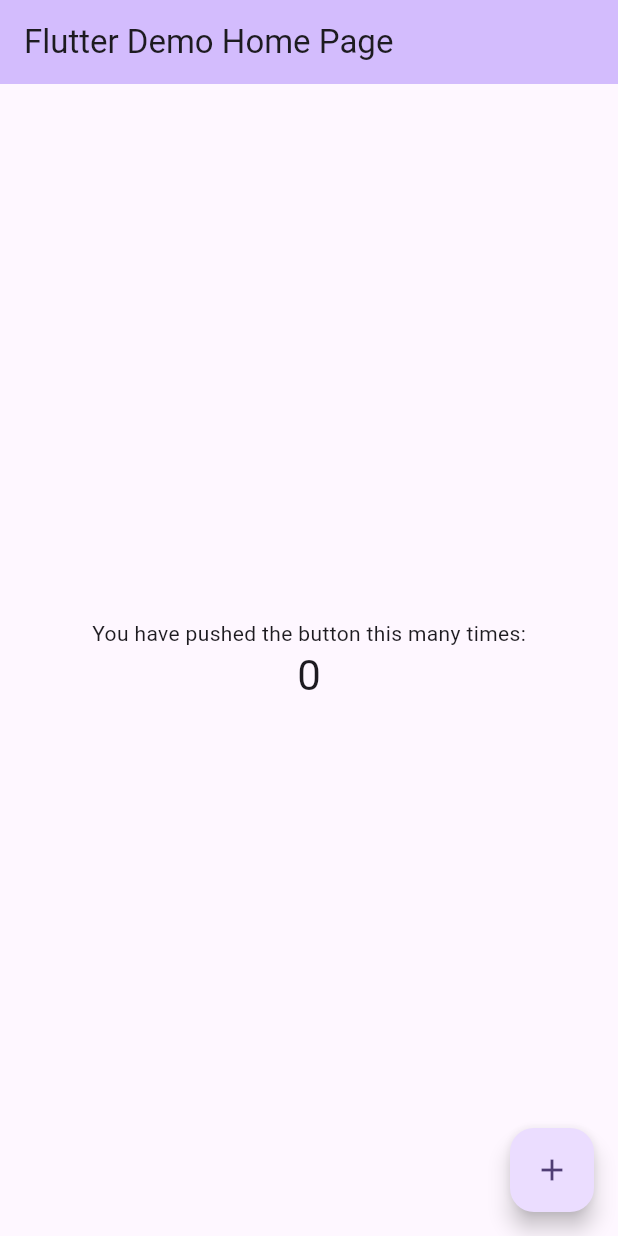
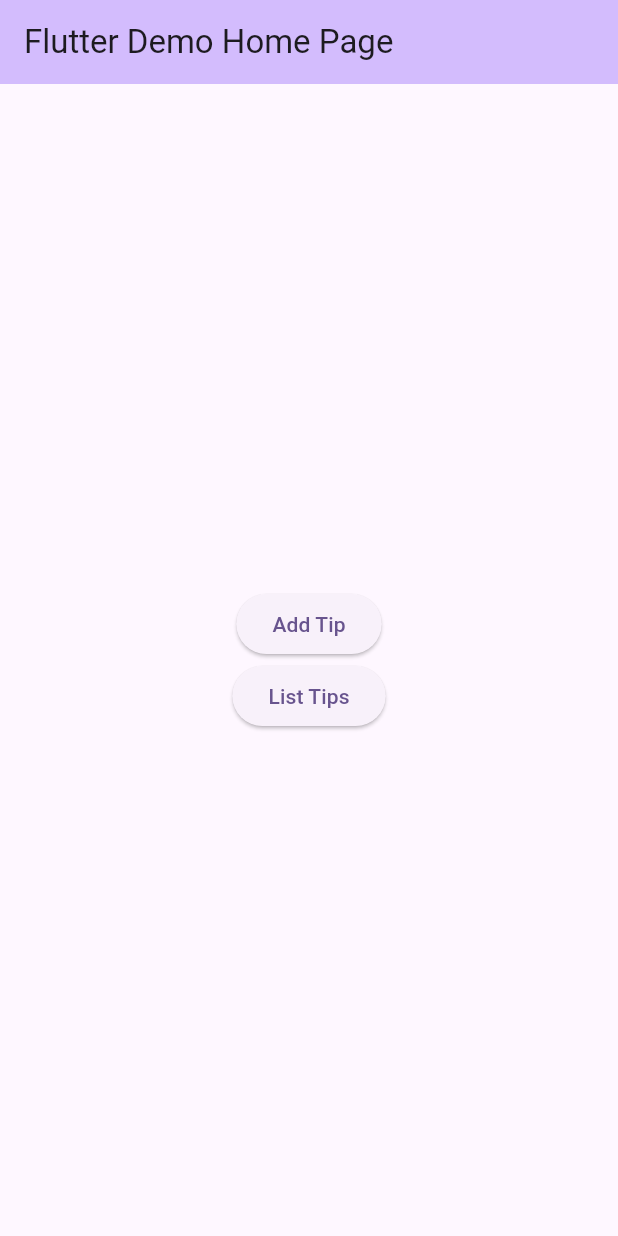
Before and after one commit to yohan387/yure_pay, a Flutter app: the screen it shows after launch, on a phone screen of 412 x 824 dp. Run offline on Flutter 3.47's test engine with Material 3 defaults, Android fonts, the phone set to English and light mode, and no system bars; our stand-ins replace hive; accounts and stored records are empty.

Commit message:
feat : implement yure_tips

```diff
--- a/example/lib/main.dart
+++ b/example/lib/main.dart
@@ -1,4 +1,8 @@
 import 'package:flutter/material.dart';
+
+import 'package:yure_tips/core/models/tip.dart';
+
+import 'package:yure_tips/yure_tips.dart';
 
 void main() {
   runApp(const MyApp());
@@ -7,27 +11,11 @@ void main() {
 class MyApp extends StatelessWidget {
   const MyApp({super.key});
 
-  // This widget is the root of your application.
   @override
   Widget build(BuildContext context) {
     return MaterialApp(
       title: 'Flutter Demo',
       theme: ThemeData(
-        // This is the theme of your application.
-        //
-        // TRY THIS: Try running your application with "flutter run". You'll see
-        // the application has a purple toolbar. Then, without quitting the app,
-        // try changing the seedColor in the colorScheme below to Colors.green
-        // and then invoke "hot reload" (save your changes or press the "hot
-        // reload" button in a Flutter-supported IDE, or press "r" if you used
-        // the command line to start the app).
-        //
-        // Notice that the counter didn't reset back to zero; the application
-        // state is not lost during the reload. To reset the state, use hot
-        // restart instead.
-        //
-        // This works for code too, not just values: Most code changes can be
-        // tested with just a hot reload.
         colorScheme: ColorScheme.fromSeed(seedColor: Colors.deepPurple),
       ),
       home: const MyHomePage(title: 'Flutter Demo Home Page'),
@@ -38,15 +26,6 @@ class MyApp extends StatelessWidget {
 class MyHomePage extends StatefulWidget {
   const MyHomePage({super.key, required this.title});
 
-  // This widget is the home page of your application. It is stateful, meaning
-  // that it has a State object (defined below) that contains fields that affect
-  // how it looks.
-
-  // This class is the configuration for the state. It holds the values (in this
-  // case the title) provided by the parent (in this case the App widget) and
-  // used by the build method of the State. Fields in a Widget subclass are
-  // always marked "final".
-
   final String title;
 
   @override
@@ -54,69 +33,43 @@ class MyHomePage extends StatefulWidget {
 }
 
 class _MyHomePageState extends State<MyHomePage> {
-  int _counter = 0;
+  late final YureTips _sdk;
 
-  void _incrementCounter() {
-    setState(() {
-      // This call to setState tells the Flutter framework that something has
-      // changed in this State, which causes it to rerun the build method below
-      // so that the display can reflect the updated values. If we changed
-      // _counter without calling setState(), then the build method would not be
-      // called again, and so nothing would appear to happen.
-      _counter++;
+  @override
+  void initState() {
+    super.initState();
+    YureTips.init().then((_) {
+      _sdk = YureTips.instance;
     });
   }
 
   @override
   Widget build(BuildContext context) {
-    // This method is rerun every time setState is called, for instance as done
-    // by the _incrementCounter method above.
-    //
-    // The Flutter framework has been optimized to make rerunning build methods
-    // fast, so that you can just rebuild anything that needs updating rather
-    // than having to individually change instances of widgets.
     return Scaffold(
       appBar: AppBar(
-        // TRY THIS: Try changing the color here to a specific color (to
-        // Colors.amber, perhaps?) and trigger a hot reload to see the AppBar
-        // change color while the other colors stay the same.
         backgroundColor: Theme.of(context).colorScheme.inversePrimary,
-        // Here we take the value from the MyHomePage object that was created by
-        // the App.build method, and use it to set our appbar title.
         title: Text(widget.title),
       ),
       body: Center(
-        // Center is a layout widget. It takes a single child and positions it
-        // in the middle of the parent.
         child: Column(
-          // Column is also a layout widget. It takes a list of children and
-          // arranges them vertically. By default, it sizes itself to fit its
-          // children horizontally, and tries to be as tall as its parent.
-          //
-          // Column has various properties to control how it sizes itself and
-          // how it positions its children. Here we use mainAxisAlignment to
-          // center the children vertically; the main axis here is the vertical
-          // axis because Columns are vertical (the cross axis would be
-          // horizontal).
-          //
-          // TRY THIS: Invoke "debug painting" (choose the "Toggle Debug Paint"
-          // action in the IDE, or press "p" in the console), to see the
-          // wireframe for each widget.
           mainAxisAlignment: MainAxisAlignment.center,
           children: <Widget>[
-            const Text('You have pushed the button this many times:'),
-            Text(
-              '$_counter',
-              style: Theme.of(context).textTheme.headlineMedium,
+            ElevatedButton(
+              onPressed: () {
+                _sdk.tipsUI.addTipForms(context);
+              },
+              child: Text("Add Tip"),
+            ),
+
+            ElevatedButton(
+              onPressed: () {
+                _sdk.tipsUI.showTips(context);
+              },
+              child: Text("List Tips"),
             ),
           ],
         ),
       ),
-      floatingActionButton: FloatingActionButton(
-        onPressed: _incrementCounter,
-        tooltip: 'Increment',
-        child: const Icon(Icons.add),
-      ), // This trailing comma makes auto-formatting nicer for build methods.
     );
   }
 }
--- /dev/null
+++ b/packages/yure_tips/lib/core/models/tip.dart
@@ -0,0 +1,6 @@
+class Tip {
+  final String merchantId;
+  final int amount;
+
+  Tip({required this.merchantId, required this.amount});
+}
--- /dev/null
+++ b/packages/yure_tips/lib/src/repo.dart
@@ -0,0 +1,13 @@
+import 'package:yure_tips/core/models/tip.dart';
+
+abstract interface class IYureTipsController {
+  Future<void> addTip();
+  Future<List<Tip>> listTips();
+}
+
+class YureTipsController implements IYureTipsController {
+  Future<void> addTip() async {}
+  Future<List<Tip>> listTips() async {
+    return [];
+  }
+}
--- /dev/null
+++ b/packages/yure_tips/lib/src/repository.dart
@@ -0,0 +1,37 @@
+import 'package:yure_tips/core/models/tip.dart';
+import 'package:yure_tips/src/service.dart';
+
+abstract class ITipsRepo {
+  Future<void> addTip(Tip tip);
+  Future<List<Tip>> listTips();
+}
+
+class LocalTipsRepo implements ITipsRepo {
+  final ILocalTipsStorageService _storage;
+
+  LocalTipsRepo(this._storage);
+
+  @override
+  Future<void> addTip(Tip tip) async {
+    _storage.addTip(tip);
+  }
+
+  @override
+  Future<List<Tip>> listTips() async {
+    return _storage.getTips();
+  }
+}
+
+class RemoteTipsRepo implements ITipsRepo {
+  @override
+  Future<void> addTip(Tip tip) {
+    // TODO: Implémentation de la logique pour un ajout sur le serveur
+    throw UnimplementedError();
+  }
+
+  @override
+  Future<List<Tip>> listTips() {
+    // TODO: Implémentation de la logique pour récupérer dépuis le serveur
+    throw UnimplementedError();
+  }
+}
--- /dev/null
+++ b/packages/yure_tips/lib/src/service.dart
@@ -0,0 +1,42 @@
+import 'package:yure_tips/core/models/tip.dart';
+import 'package:hive/hive.dart';
+
+abstract class ILocalTipsStorageService {
+  Future<void> addTip(Tip tip);
+  Future<List<Tip>> getTips();
+}
+
+class HiveTipsStorageService implements ILocalTipsStorageService {
+  final Box<TipHiveModel> _tipBox;
+
+  HiveTipsStorageService(this._tipBox);
+
+  @override
+  Future<void> addTip(Tip tip) async {
+    await _tipBox.add(TipHiveModel.fromTip(tip));
+  }
+
+  @override
+  Future<List<Tip>> getTips() async {
+    return _tipBox.values.map((e) => e.toTip()).toList();
+  }
+}
+
+@HiveType(typeId: 1)
+class TipHiveModel {
+  @HiveField(0)
+  final String merchantId;
+
+  @HiveField(1)
+  final int amount;
+
+  factory TipHiveModel.fromTip(Tip tip) {
+    return TipHiveModel(merchantId: tip.merchantId, amount: tip.amount);
+  }
+
+  Tip toTip() {
+    return Tip(merchantId: merchantId, amount: amount);
+  }
+
+  TipHiveModel({required this.merchantId, required this.amount});
+}
--- /dev/null
+++ b/packages/yure_tips/lib/src/yure_tips_ui.dart
@@ -0,0 +1,90 @@
+import 'package:flutter/material.dart';
+import 'package:yure_tips/core/models/tip.dart';
+import 'package:yure_tips/src/repository.dart';
+
+abstract class IBaseYureTips {
+  Future<void> addTip(Tip tip);
+  Future<List<Tip>> listTips();
+}
+
+class BaseYureTips implements IBaseYureTips {
+  final ITipsRepo _tipsRepo;
+
+  const BaseYureTips(this._tipsRepo);
+
+  @override
+  Future<void> addTip(Tip tip) async {
+    return _tipsRepo.addTip(tip);
+  }
+
+  @override
+  Future<List<Tip>> listTips() async {
+    return _tipsRepo.listTips();
+  }
+}
+
+abstract class IYureTipsUi {
+  void addTipForms(BuildContext context);
+
+  ///fdfsssssssssssss
+  void showTips(BuildContext context);
+}
+
+class YureTipsUI implements IYureTipsUi {
+  final IBaseYureTips _yureTips;
+
+  YureTipsUI(this._yureTips);
+
+  @override
+  void addTipForms(BuildContext context) async {
+    final tips = await _yureTips.listTips();
+
+    if (!context.mounted) return;
+    showModalBottomSheet(
+      context: context,
+      builder: (_) {
+        return Column(
+          mainAxisSize: MainAxisSize.min,
+          children: [
+            ...tips.map((t) => ListTile(title: Text("Tip: ${t.amount}"))),
+            ElevatedButton(
+              onPressed: () async {
+                await _yureTips.addTip(
+                  Tip(merchantId: "merchantId", amount: 1000),
+                );
+                if (!context.mounted) return;
+                Navigator.pop(context);
+              },
+              child: const Text("Ajouter un pourboire"),
+            ),
+          ],
+        );
+      },
+    );
+  }
+
+  @override
+  void showTips(BuildContext context) async {
+    final tips = await _yureTips.listTips();
+
+    if (!context.mounted) return;
+    showModalBottomSheet(
+      context: context,
+      builder: (_) {
+        return Column(
+          mainAxisSize: MainAxisSize.min,
+          children: [
+            ...tips.map((t) => ListTile(title: Text("Tip: ${t.amount}"))),
+            ElevatedButton(
+              onPressed: () async {
+                if (!context.mounted) return;
+                Navigator.pop(context);
+              },
+              child: const Text("Ajouter un pourboire"),
+            ),
+          ],
+        );
+      },
+    );
+  }
+}
--- a/packages/yure_tips/lib/yure_tips.dart
+++ b/packages/yure_tips/lib/yure_tips.dart
@@ -1,5 +1,56 @@
-/// A Calculator.
-class Calculator {
-  /// Returns [value] plus 1.
-  int addOne(int value) => value + 1;
+import 'package:hive/hive.dart';
+import 'package:path_provider/path_provider.dart';
+import 'package:yure_tips/src/service.dart';
+import 'package:yure_tips/src/yure_tips_ui.dart';
+import 'package:yure_tips/src/repository.dart';
+
+const String _kBoxName = 'tipsBox';
+
+/// Singleton pour gérer les tips et/ou leur UI
+class YureTips {
+  static YureTips? _instance;
+
+  late final Box<TipHiveModel> _box;
+
+  /// Logique métier des tips (accès aux données, ajout, suppression, etc.)
+  late final IBaseYureTips tips;
+
+  /// Interface UI des tips (widgets, affichage, animations, etc.)
+  late final IYureTipsUi tipsUI;
+
+  // Constructeur privé pour empêcher l'instanciation directe
+  YureTips._();
+
+  /// ⚠️ Initialisation asynchrone obligatoire avant toute utilisation
+  ///
+  /// Configure Hive, ouvre la box locale et initialise les services et UI.
+  static Future<void> init() async {
+    if (_instance != null) return;
+
+    final instance = YureTips._();
+
+    final dir = await getApplicationCacheDirectory();
+    Hive.init(dir.path);
+
+    instance._box = await Hive.openBox<TipHiveModel>(_kBoxName);
+
+    final localStorage = HiveTipsStorageService(instance._box);
+
+    final repo = LocalTipsRepo(localStorage);
+
+    instance.tips = BaseYureTips(repo);
+    instance.tipsUI = YureTipsUI(instance.tips);
+
+    _instance = instance;
+  }
+
+  /// Accès synchronisé à l'instance singleton après initialisation
+  ///
+  /// ⚠️ Appeler [init] avant d'utiliser ce getter, sinon exception.
+  static YureTips get instance {
+    if (_instance == null) {
+      throw Exception("YureTips not initialized. Call YureTips.init() first.");
+    }
+    return _instance!;
+  }
 }
```
Also changed, not shown: packages/yure_tips/pubspec.yaml (+3 -35 lines), example/pubspec.lock, 2 other files.
